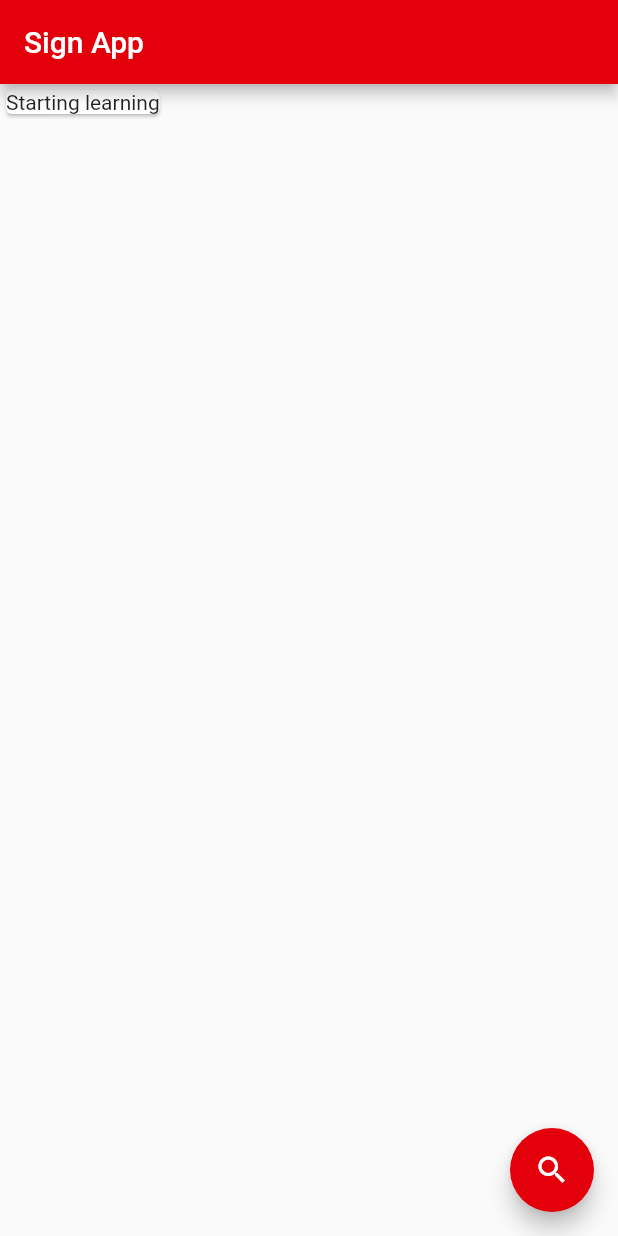
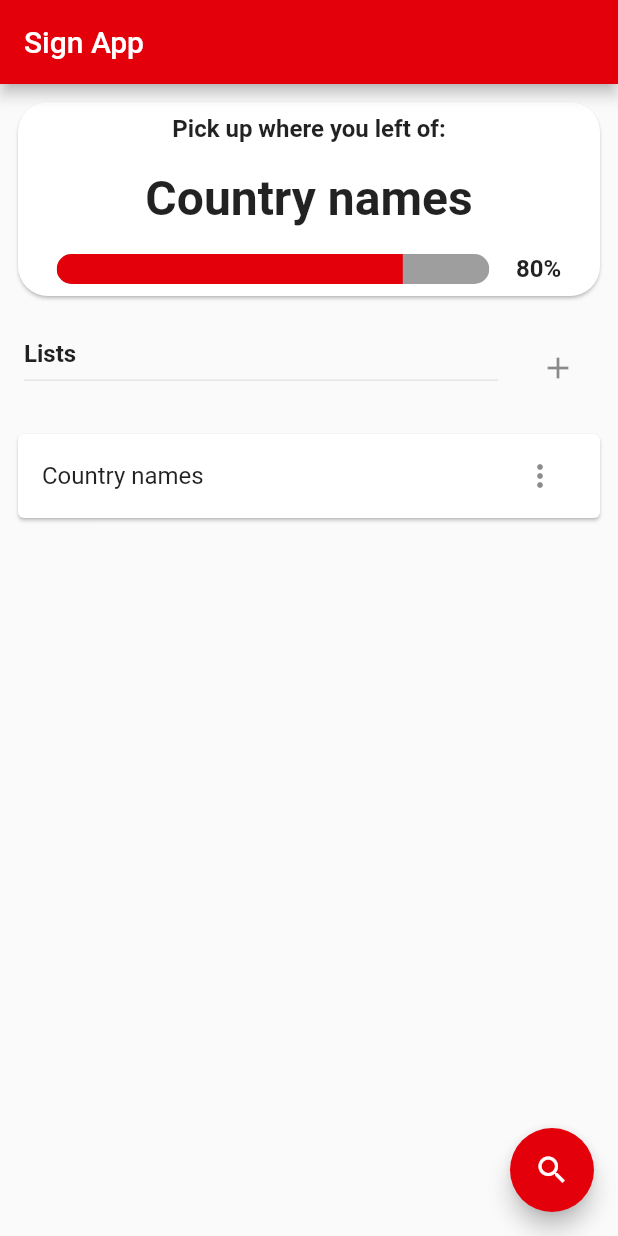
Before and after one commit to Signbank/sign-app, a Flutter app: the screen it shows after launch, on a phone screen of 412 x 824 dp. Run offline on Flutter 3.47's test engine with Material 2 defaults, Android fonts, the phone set to English and light mode, and no system bars; our stand-ins replace video_player; generated files the repository leaves out were written again.

Commit message:
Updated the homepage with UI for the list and quizes. Data is hardcoded and still has to be retrieved from the server

```diff
--- /dev/null
+++ b/flutter/lib/controllers/home_page_controller.dart
@@ -0,0 +1,22 @@
+import 'package:sign_app/controllers/base_controller.dart';
+
+class HomePageController extends Controller{
+ HomePageController(this._callback);
+
+ final Function _callback;
+ List<String> _lists = ['Country names'];
+
+
+  void getLastPracticedList() {
+   _callback();
+  }
+
+  void fetchListData() {}
+
+ ///Getters
+ String get lastPracticedListName => "Country names";
+ double get lastPracticedListProgression => 0.8;
+
+ int get listsLength => _lists.length;
+ String listsTitle(int index) => _lists[index];
+}
--- a/flutter/lib/home_page.dart
+++ b/flutter/lib/home_page.dart
@@ -1,4 +1,5 @@
 import 'package:flutter/material.dart';
+import 'package:sign_app/controllers/home_page_controller.dart';
 import 'package:sign_app/views/quiz_page.dart';
 import 'package:sign_app/views/search_dialog.dart';
 import 'package:flutter_gen/gen_l10n/app_localizations.dart';
@@ -11,6 +12,16 @@ class HomePage extends StatefulWidget {
 }
 
 class _HomePageState extends State<HomePage> {
+  late HomePageController _controller;
+
+  @override
+  void initState() {
+    super.initState();
+    _controller = HomePageController(callback);
+    _controller.getLastPracticedList();
+    _controller.fetchListData();
+  }
+
   @override
   Widget build(BuildContext context) {
     return Scaffold(
@@ -20,16 +31,41 @@ class _HomePageState extends State<HomePage> {
       body: Column(
         mainAxisAlignment: MainAxisAlignment.start,
         children: [
-          InkWell(
-            onTap: (){
-              Navigator.of(context).push(
-                  MaterialPageRoute(
-                      builder: (context) => const QuizView()));
-            },
-            child: const Card(
-              child: Text('Starting learning'),
+          _lastPracticedList(),
+          ListTile(
+            trailing: IconButton(
+                onPressed: () {
+                  //TODO: Add new list
+                },
+                icon: const Icon(Icons.add)),
+            title: Text(
+              AppLocalizations.of(context)!.lists,
+              style: const TextStyle(fontWeight: FontWeight.bold),
             ),
+            subtitle: const Divider(),
           ),
+          Expanded(
+            child: ListView.builder(
+                itemCount: _controller.listsLength,
+                padding: const EdgeInsets.symmetric(vertical: 4, horizontal: 8),
+                itemBuilder: (context, index) {
+                  return Card(
+                    child: ListTile(
+                      onTap: () {
+                        Navigator.of(context)
+                            .push(MaterialPageRoute(builder: (context) => const QuizView()));
+                      },
+                      title: Text(_controller.listsTitle(index)),
+                      trailing: IconButton(
+                        icon: const Icon(Icons.more_vert),
+                        onPressed: () {
+                          //TODO: Show list actions like edit or delete
+                        },
+                      ),
+                    ),
+                  );
+                }),
+          )
         ],
       ),
       floatingActionButton: FloatingActionButton(
@@ -39,4 +75,68 @@ class _HomePageState extends State<HomePage> {
       ),
     );
   }
+
+  Widget _lastPracticedList() {
+    return InkWell(
+      onTap: () {
+        Navigator.of(context)
+            .push(MaterialPageRoute(builder: (context) => const QuizView()));
+      },
+      child: Padding(
+        padding: const EdgeInsets.all(8),
+        child: SizedBox(
+          width: double.infinity,
+          height: MediaQuery.of(context).size.height / 6,
+          child: Card(
+            shape:
+                RoundedRectangleBorder(borderRadius: BorderRadius.circular(20)),
+            child: Padding(
+              padding: const EdgeInsets.all(8),
+              child: Column(
+                mainAxisAlignment: MainAxisAlignment.spaceBetween,
+                crossAxisAlignment: CrossAxisAlignment.center,
+                children: [
+                  Text(
+                    AppLocalizations.of(context)!.pickUpWhereYouLeftOf,
+                    style: const TextStyle(
+                        fontSize: 16, fontWeight: FontWeight.bold),
+                  ),
+                  Text(
+                    _controller.lastPracticedListName,
+                    style: const TextStyle(
+                        fontSize: 32, fontWeight: FontWeight.bold),
+                  ),
+                  Row(
+                    mainAxisAlignment: MainAxisAlignment.spaceEvenly,
+                    children: [
+                      SizedBox(
+                        height: 20,
+                        width: MediaQuery.of(context).size.width * 0.7,
+                        child: ClipRRect(
+                          borderRadius:
+                              const BorderRadius.all(Radius.circular(10)),
+                          child: LinearProgressIndicator(
+                            value: _controller.lastPracticedListProgression,
+                            semanticsLabel: 'Progress in list',
+                            backgroundColor: Colors.grey,
+                          ),
+                        ),
+                      ),
+                      Text(
+                        '${(_controller.lastPracticedListProgression * 100).round()}%',
+                        style: const TextStyle(
+                            fontSize: 16, fontWeight: FontWeight.bold),
+                      )
+                    ],
+                  ),
+                ],
+              ),
+            ),
+          ),
+        ),
+      ),
+    );
+  }
+
+  void callback() => setState(() {});
 }
--- a/flutter/lib/l10n/app_en.arb
+++ b/flutter/lib/l10n/app_en.arb
@@ -3,6 +3,9 @@
     "@sign_app": {
         "description": "Name of the application"
     },
+
+    "pickUpWhereYouLeftOf":"Pick up where you left of:",
+    "lists": "Lists",
     "search": "Search",
     "searchByWord": "Search by word",
     "searchByGesture": "Search by property",
```
